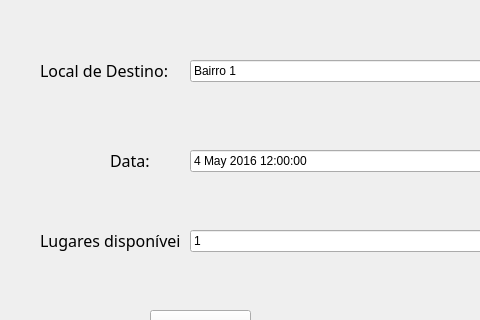
filipefborba/Trabalho-Final, file Projeto Final - Testes PyQt/agendarcarona.ui: the form before one commit; both pictures show x 0 to 480 and y 180 to 500 of the 800 by 600 pixel window.
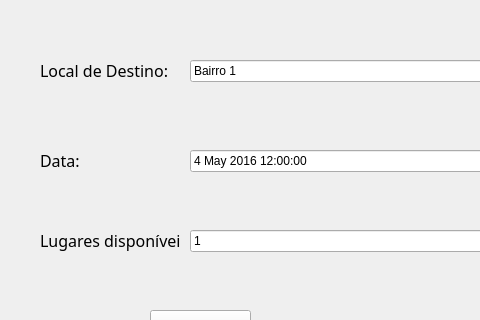
The form after the commit.

The edit to the form file:
```diff
--- a/Projeto Final - Testes PyQt/agendarcarona.ui
+++ b/Projeto Final - Testes PyQt/agendarcarona.ui
@@ -120,9 +120,9 @@
    <widget class="QLabel" name="datalabel">
     <property name="geometry">
      <rect>
-      <x>110</x>
+      <x>40</x>
       <y>320</y>
-      <width>51</width>
+      <width>101</width>
       <height>41</height>
      </rect>
     </property>
```
